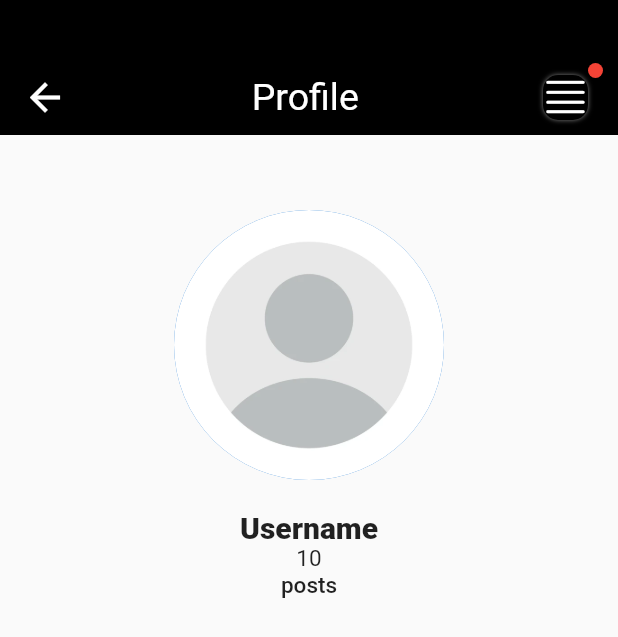
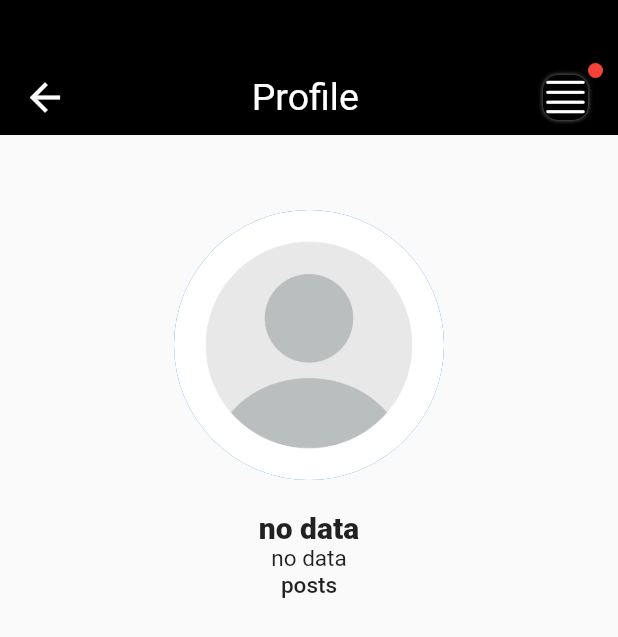
Before and after one commit to vivekkatkar/justnews, a Flutter app: the Profile widget shown alone on an empty page, opened directly, on a phone screen of 412 x 824 dp. Shown: the top 637 px of the screen. Run offline on Flutter 3.47's test engine with Material 2 defaults, Android fonts, the phone set to English and light mode, and no system bars; drawn by our look-alikes of badges; our stand-ins replace carousel_slider, file_picker, firebase_auth, firebase_core, firebase_database, firebase_storage and 3 more; accounts and stored records are empty.

```diff
--- a/lib/profile.dart
+++ b/lib/profile.dart
@@ -1,6 +1,9 @@
+import 'package:firebase_auth/firebase_auth.dart';
+import 'package:firebase_database/firebase_database.dart';
 import 'package:flutter/material.dart';
 import 'package:flutter/cupertino.dart';
 import 'package:badges/badges.dart' as badges;
+import 'package:fluttertoast/fluttertoast.dart';
 import 'home.dart';
 import 'package:sliding_sheet/sliding_sheet.dart';
 
@@ -12,6 +15,38 @@ class Profile extends StatefulWidget {
 }
 
 class _ProfileState extends State<Profile> {
+  final _auth = FirebaseAuth.instance;
+  final _ref = FirebaseDatabase.instance.ref("Users");
+  String userid = " ";
+  Map<dynamic, dynamic> mp = {};
+
+  Future<void> getUser() async {
+    final User? user = _auth.currentUser;
+    userid = user!.uid.toString();
+
+        final dbRef = await FirebaseDatabase.instance.ref().child("Users").child(userid);
+
+    dbRef.onValue.listen((event) {
+      event.snapshot.children.forEach((child) {
+        print(child.value);
+        mp[child.key] = child.value.toString();
+      });
+
+      print("Hello World");
+      setState(() {
+
+      });
+    });
+
+ }
+
+  @override
+  void initState() {
+    // TODO: implement initState
+    super.initState();
+    getUser();
+  }
+
   @override
   Widget build(BuildContext context) {
     return SingleChildScrollView(
@@ -84,9 +119,9 @@ class _ProfileState extends State<Profile> {
           SizedBox(
             height: 20,
           ),
-          Text("Username",
+          Text(mp["name"] == null ? " no data " : mp["name"] ,
               style: TextStyle(fontSize: 20, fontWeight: FontWeight.w900)),
-          Text("10", style: TextStyle(fontSize: 15)),
+          Text(mp["postcnt"] == null ? " no data " : mp["postcnt"], style: TextStyle(fontSize: 15)),
           Text("posts",
               style: TextStyle(fontSize: 15, fontWeight: FontWeight.w500)),
         ],
--- a/pubspec.yaml
+++ b/pubspec.yaml
@@ -47,6 +47,7 @@ dependencies:
   firebase_auth: ^4.16.0
   fluttertoast: ^8.2.4
   firebase_database: ^10.4.0
+  image_picker: ^1.0.4
 
 dev_dependencies:
   flutter_test:
```
Also changed, not shown: lib/SignUpPage.dart (+8 -1 lines), lib/first.dart (+8 -7 lines), lib/uploadnews.dart (+76 -24 lines), pubspec.lock, 6 other files.
